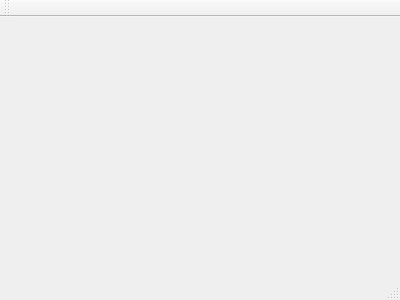
Tapinerl/Programming-2, file student/11/timer/mainwindow.ui: the form before one commit.
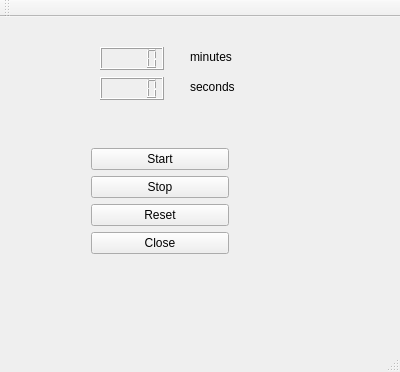
The form after the commit.

What changed in the file:
```diff
--- a/student/11/timer/mainwindow.ui
+++ b/student/11/timer/mainwindow.ui
@@ -1,24 +1,126 @@
 <ui version="4.0">
  <class>MainWindow</class>
- <widget class="QMainWindow" name="MainWindow" >
-  <property name="geometry" >
+ <widget class="QMainWindow" name="MainWindow">
+  <property name="geometry">
    <rect>
     <x>0</x>
     <y>0</y>
     <width>400</width>
-    <height>300</height>
+    <height>372</height>
    </rect>
   </property>
   <property name="windowTitle" >
    <string>MainWindow</string>
   </property>
-  <widget class="QMenuBar" name="menuBar" />
-  <widget class="QToolBar" name="mainToolBar" />
-  <widget class="QWidget" name="centralWidget" />
-  <widget class="QStatusBar" name="statusBar" />
+  <widget class="QWidget" name="centralWidget">
+   <widget class="QLCDNumber" name="lcdNumberMin">
+    <property name="geometry">
+     <rect>
+      <x>100</x>
+      <y>30</y>
+      <width>64</width>
+      <height>23</height>
+     </rect>
+    </property>
+   </widget>
+   <widget class="QLCDNumber" name="lcdNumberSec">
+    <property name="geometry">
+     <rect>
+      <x>100</x>
+      <y>60</y>
+      <width>64</width>
+      <height>23</height>
+     </rect>
+    </property>
+   </widget>
+   <widget class="QLabel" name="label">
+    <property name="geometry">
+     <rect>
+      <x>190</x>
+      <y>30</y>
+      <width>63</width>
+      <height>20</height>
+     </rect>
+    </property>
+    <property name="text">
+     <string>minutes</string>
+    </property>
+   </widget>
+   <widget class="QLabel" name="label_2">
+    <property name="geometry">
+     <rect>
+      <x>190</x>
+      <y>60</y>
+      <width>63</width>
+      <height>20</height>
+     </rect>
+    </property>
+    <property name="text">
+     <string>seconds</string>
+    </property>
+   </widget>
+   <widget class="QWidget" name="gridLayoutWidget">
+    <property name="geometry">
+     <rect>
+      <x>80</x>
+      <y>120</y>
+      <width>160</width>
+      <height>132</height>
+     </rect>
+    </property>
+    <layout class="QGridLayout" name="gridLayout">
+     <item row="3" column="0">
+      <widget class="QPushButton" name="resetButton">
+       <property name="text">
+        <string>Reset</string>
+       </property>
+      </widget>
+     </item>
+     <item row="1" column="0">
+      <widget class="QPushButton" name="startButton">
+       <property name="text">
+        <string>Start</string>
+       </property>
+      </widget>
+     </item>
+     <item row="5" column="0">
+      <widget class="QPushButton" name="closeButton">
+       <property name="text">
+        <string>Close</string>
+       </property>
+      </widget>
+     </item>
+     <item row="2" column="0">
+      <widget class="QPushButton" name="stopButton">
+       <property name="text">
+        <string>Stop</string>
+       </property>
+      </widget>
+     </item>
+    </layout>
+   </widget>
+  </widget>
+  <widget class="QMenuBar" name="menuBar">
+   <property name="geometry">
+    <rect>
+     <x>0</x>
+     <y>0</y>
+     <width>400</width>
+     <height>25</height>
+    </rect>
+   </property>
+  </widget>
+  <widget class="QToolBar" name="mainToolBar">
+   <attribute name="toolBarArea">
+    <enum>TopToolBarArea</enum>
+   </attribute>
+   <attribute name="toolBarBreak">
+    <bool>false</bool>
+   </attribute>
+  </widget>
+  <widget class="QStatusBar" name="statusBar"/>
  </widget>
- <layoutDefault spacing="6" margin="11" />
- <pixmapfunction></pixmapfunction>
+ <layoutdefault spacing="6" margin="11"/>
  <resources/>
  <connections/>
 </ui>
```
Left out of the diff: 3 changed lines with no effect on the pictures.
